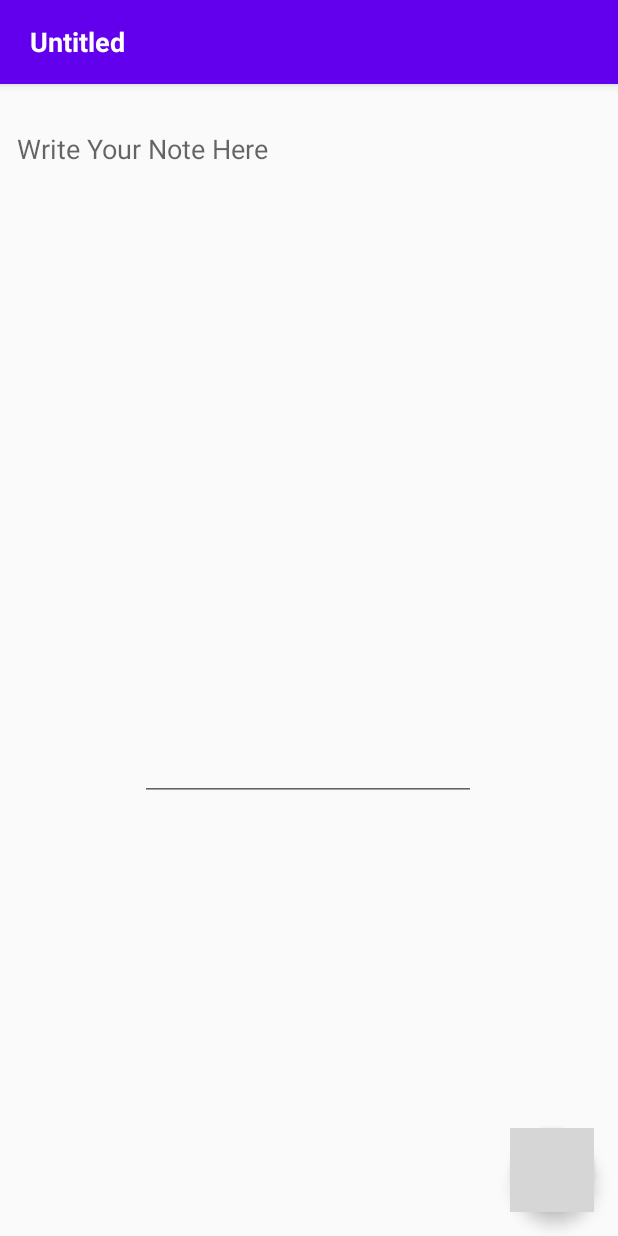
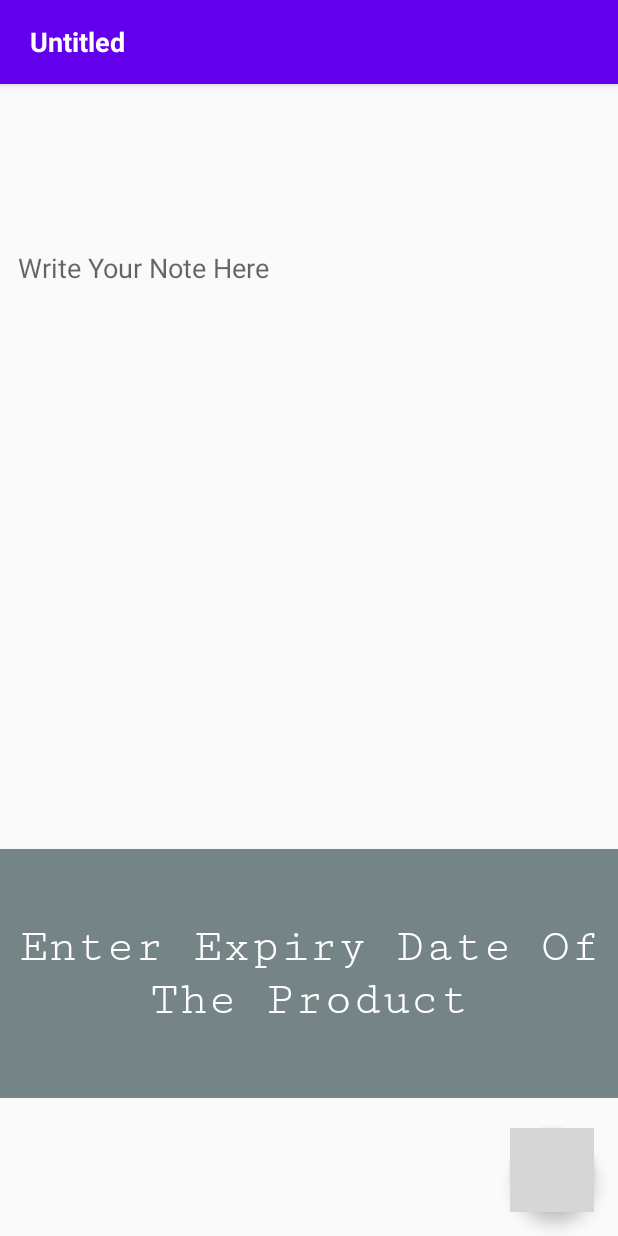
Before and after one commit to sidoncode/Finished-item-from-refrigerator-alert-app, an Android app: the AddNote screen opened directly, with no data from a screen before it, after a tap on an icon or button, on a phone screen of 412 x 824 dp. Run offline under Robolectric (Android 15) with nearby library versions, the phone set to English and light mode, and no system bars; our stand-ins replace Firebase (no records; nobody signed in at launch, a user with empty details on screens opened directly); grey boxes are pictures that could not be loaded.

Commit message:
new activities              sid commit #13

```diff
--- a/app/src/main/java/com/siddevlops/finisheditemfromrefrigeratoralertapp/noteactivity/AddNote.java
+++ b/app/src/main/java/com/siddevlops/finisheditemfromrefrigeratoralertapp/noteactivity/AddNote.java
@@ -4,10 +4,12 @@ import com.siddevlops.finisheditemfromrefrigeratoralertapp.noteactivity.EditNote
 
 import android.app.DatePickerDialog;
 import android.content.DialogInterface;
+import android.content.Intent;
 import android.graphics.Color;
 import android.graphics.drawable.ColorDrawable;
 import android.os.Build;
 import android.os.Bundle;
+import android.provider.CalendarContract;
 import android.text.InputType;
 import android.util.Log;
 import android.view.View;
@@ -37,7 +39,7 @@ import java.util.Calendar;
 import java.util.HashMap;
 import java.util.Map;
 
-public class AddNote extends AppCompatActivity implements DatePickerDialog.OnDateSetListener{
+public class AddNote extends AppCompatActivity{
 
       FirebaseFirestore fstore;
       FloatingActionButton fb;
@@ -71,7 +73,7 @@ public class AddNote extends AppCompatActivity implements DatePickerDialog.OnDat
 
         fb = findViewById(R.id.fab);
 
-        edited = (EditText) findViewById(R.id.text12);
+        edited = (EditText) findViewById(R.id.expdate);
 
         notecontent = (EditText) findViewById(R.id.addNoteContent);
         notetitle = (EditText) findViewById(R.id.addNoteTitle);
@@ -86,6 +88,8 @@ public class AddNote extends AppCompatActivity implements DatePickerDialog.OnDat
                 //Toast.makeText(getApplicationContext(),"btn floating action button is clicked",Toast.LENGTH_SHORT).show();
                 String note_content = notecontent.getText().toString();
                 String note_title = notetitle.getText().toString();
+                String expdate = edited.getText().toString();
+
 
 
 
@@ -99,14 +103,13 @@ public class AddNote extends AppCompatActivity implements DatePickerDialog.OnDat
                 else if(note_content.isEmpty() && note_title.isEmpty()){
                     Toast.makeText(getApplicationContext(),"The Note Content and Note Title is Empty",
                             Toast.LENGTH_SHORT).show();
-                }else{
-                    //Toast.makeText(getApplicationContext(),"Note added",Toast.LENGTH_SHORT).show();
+                }else if (expdate.isEmpty()){
+                    Toast.makeText(getApplicationContext(),"Enter The Expiry Date Of the Food Product",
+                            Toast.LENGTH_SHORT).show();
+
 
                     //                    mProgressBar.setVisibility(View.VISIBLE);
-
-
-
-                    AlertDialog.Builder builder = new AlertDialog.Builder(
+                    /**AlertDialog.Builder builder = new AlertDialog.Builder(
                             AddNote.this,R.style.
                             MaterialAlertDialog_MaterialComponents_Title_Icon
                     );
@@ -138,7 +141,7 @@ public class AddNote extends AppCompatActivity implements DatePickerDialog.OnDat
                         }
                     });
 
-                    builder.show();
+                    builder.show(); **/
 
 
 
@@ -199,27 +202,50 @@ public class AddNote extends AppCompatActivity implements DatePickerDialog.OnDat
 
 
                 }
+                else if(!note_content.isEmpty() || !note_title.isEmpty() || !expdate.isEmpty()) {
+
+
+                    Intent i = new Intent(Intent.ACTION_INSERT);
+
+                    //i.setData(CalendarContract.Events.DESCRIPTION,note_content.ge)
+
+                    i.putExtra(CalendarContract.Events.DESCRIPTION,note_content);
+                    i.putExtra(CalendarContract.Events.TITLE,note_title);
+                    i.putExtra(CalendarContract.Events.ALL_DAY,true);
+
+                    if(i.resolveActivity(getPackageManager()) != null){
+
+                        startActivity(i);
+
+                        Log.i("startactivity","inside the if stmnt");
+
+
+                    }
+                    Log.i("startactivity","outside the if stmnt");
+
+
+
 
                     DocumentReference docref = fstore.collection("notes").document(user.getUid()).collection("myNotes").document();
 
 
-
-                Map<String,Object> note = new HashMap<>();
-                note.put("title",note_title);
-                note.put("content",note_content);
-                note.put("exp",date);
+                    Map<String, Object> note = new HashMap<>();
+                    note.put("title", note_title);
+                    note.put("content", note_content);
+                    note.put("exp", expdate);
 
                     docref.set(note).addOnSuccessListener(new OnSuccessListener<Void>() {
                         @Override
                         public void onSuccess(Void aVoid) {
-                        Toast.makeText(getApplicationContext(),"Note added",Toast.LENGTH_SHORT).show();
+                            Toast.makeText(getApplicationContext(), "Note added", Toast.LENGTH_SHORT).show();
                         }
                     }).addOnFailureListener(new OnFailureListener() {
                         @Override
                         public void onFailure(@NonNull Exception e) {
-                        Toast.makeText(getApplicationContext(),"Note not added",Toast.LENGTH_SHORT).show();
+                            Toast.makeText(getApplicationContext(), "Note not added", Toast.LENGTH_SHORT).show();
                         }
                     });
+                }
 
 
             }
@@ -228,10 +254,6 @@ public class AddNote extends AppCompatActivity implements DatePickerDialog.OnDat
     }
 
 
-    @Override
-    public void onDateSet(DatePicker view, int year, int month, int dayOfMonth) {
-        String date = "month/day/year: " + month + "/" + dayOfMonth + "/" + year;
-        edited.setText(date);
-        Log.i("date gond",date);
+
+
 }
-}
--- a/app/src/main/res/layout/content_addnote.xml
+++ b/app/src/main/res/layout/content_addnote.xml
@@ -9,8 +9,8 @@
 
     <EditText
         android:id="@+id/addNoteContent"
-        android:layout_width="397dp"
-        android:layout_height="469dp"
+        android:layout_width="match_parent"
+        android:layout_height="660dp"
         android:layout_marginStart="8dp"
         android:layout_marginTop="8dp"
         android:layout_marginEnd="8dp"
@@ -23,9 +23,10 @@
         android:textColor="#000000"
         app:layout_constraintBottom_toBottomOf="parent"
         app:layout_constraintEnd_toEndOf="parent"
+        app:layout_constraintHorizontal_bias="0.148"
         app:layout_constraintStart_toStartOf="parent"
         app:layout_constraintTop_toTopOf="parent"
-        app:layout_constraintVertical_bias="0.203" />
+        app:layout_constraintVertical_bias="1.0" />
 
     <ProgressBar
         android:id="@+id/progressBar"
@@ -39,18 +40,20 @@
         app:layout_constraintTop_toTopOf="@+id/addNoteContent" />
 
     <EditText
-        android:id="@+id/text12"
-        android:layout_width="224dp"
-        android:layout_height="55dp"
-        android:layout_marginBottom="12dp"
-        android:text=""
-        android:textAlignment="center"
-        android:textAllCaps="false"
-        android:textColor="#000000"
-        app:layout_constraintBottom_toBottomOf="@+id/addNoteContent"
-        app:layout_constraintEnd_toEndOf="parent"
-        app:layout_constraintHorizontal_bias="0.497"
-        app:layout_constraintStart_toStartOf="parent" />
+        android:id="@+id/expdate"
+        android:layout_width="match_parent"
+        android:layout_height="166dp"
+        android:layout_marginBottom="92dp"
+        android:background="@color/grey"
+        android:fontFamily="serif-monospace"
+        android:gravity="center"
+        android:hint="Enter Expiry Date Of The Product"
+        android:textColor="@color/white"
+        android:textColorHint="@color/white"
+        android:textSize="32sp"
+        app:layout_constraintBottom_toBottomOf="parent"
+        app:layout_constraintTop_toBottomOf="@+id/editNoteContent"
+        tools:layout_editor_absoluteX="0dp" />
 
 
 </androidx.constraintlayout.widget.ConstraintLayout>
```
Also changed, not shown: app/src/main/AndroidManifest.xml (+8 -2 lines). Lines whose indentation alone changed are shown as unchanged.
